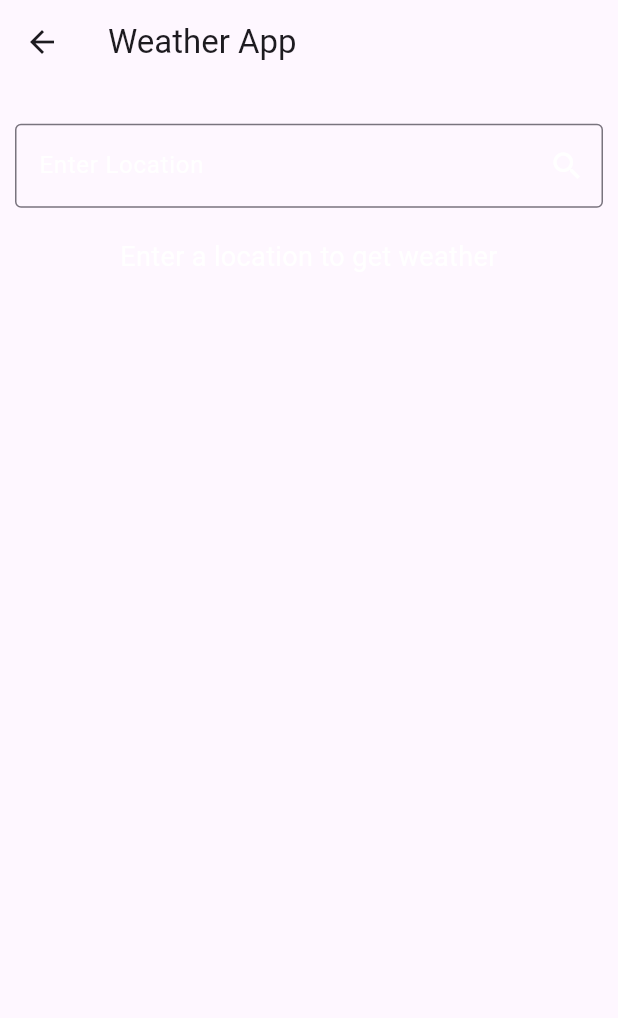
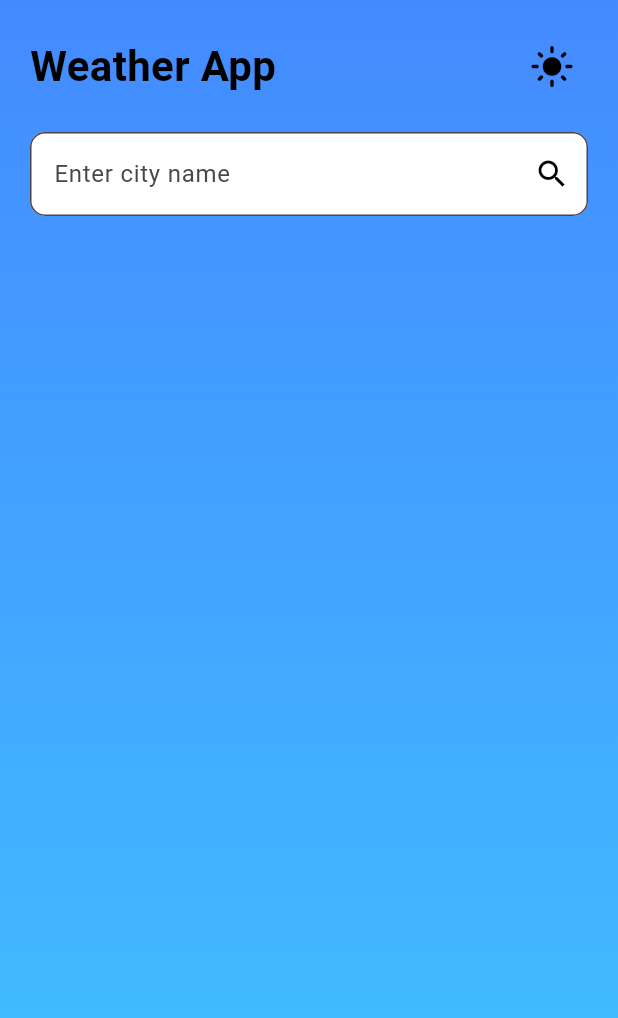
Before and after one commit to Sparsh2509/Weather_App, a Flutter app: the HomeScreen screen opened by its route, on a phone screen of 412 x 824 dp. Shown: the top 1018 px of the screen. Run offline on Flutter 3.47's test engine with Material 3 defaults, Android fonts, the phone set to English and light mode, and no system bars; our stand-ins replace animated_text_kit.

Commit message:
Weather card created

```diff
--- a/lib/Pages/Homepage.dart
+++ b/lib/Pages/Homepage.dart
@@ -1,90 +1,104 @@
+import 'package:flutter/material.dart';
+import 'package:weather_app/Constants/weather_card.dart';
+import 'package:weather_app/Models/Weather_model.dart';
+import 'package:weather_app/Services/get_services.dart';
 
 
-import 'package:flutter/material.dart';
-import 'package:http/http.dart';
-import 'package:weather_app/Constants/colors.dart';
-import 'dart:convert';
-
-import 'package:weather_app/Constants/size.dart';
 
 class HomeScreen extends StatefulWidget {
-  const HomeScreen({super.key});
-
   @override
-  State<HomeScreen> createState() => _HomeScreenState();
+  _HomeScreenState createState() => _HomeScreenState();
 }
 
 class _HomeScreenState extends State<HomeScreen> {
-    final SearchController _searchController = SearchController();
-    String _weatherInfo = "Enter a location to get weather";
+  final TextEditingController _cityController = TextEditingController();
+  final WeatherService _weatherService = WeatherService();
+  WeatherModel? _weather;
+  bool _isLoading = false;
+  bool _isDarkMode = false; // Track dark mode state
 
-    Future<void> fetchWeather(String location) async {
-     try{
-      Response response = await get(Uri.parse("http://api.openweathermap.org/data/2.5/weather?q=$location&appid=5d70bc60229315ee65eff569b57f6d8b&units=metric"));
-       var data = jsonDecode(response.body.toString());
-       print(data);
+  void _fetchWeather() async {
+    FocusScope.of(context).unfocus();
+    setState(() {
+      _isLoading = true;
+    });
 
-      if (data["cod"] == 200){
+    final weather = await _weatherService.fetchWeather(_cityController.text);
+
     setState(() {
-          _weatherInfo = data["main"]["temp"].toString();
-          print(_weatherInfo);
+      _weather = weather;
+      _isLoading = false;
     });
-      }
-
-      else {
-        setState(() {
-          _weatherInfo = "Location not found!";
-        });
-      }
-
-
-     }
-     catch(e){
-      setState(() {
-        _weatherInfo = "Error fetching weather";
-      });
-     }
-
   }
 
   @override
   Widget build(BuildContext context) {
-    return SafeArea(
-      child: Scaffold(
-         appBar: AppBar(title: Text("Weather App")),
-      body: Padding(
-        padding: const EdgeInsets.all(10.0),
+    return Scaffold(
+      body: Container(
+        decoration: BoxDecoration(
+          gradient: LinearGradient(
+            begin: Alignment.topCenter,
+            end: Alignment.bottomCenter,
+            colors: _isDarkMode
+                ? [Colors.black87, Colors.black54]
+                : [Colors.blueAccent, Colors.lightBlueAccent],
+          ),
+        ),
+        child: Padding(
+          padding: const EdgeInsets.all(20.0),
           child: Column(
-
+            crossAxisAlignment: CrossAxisAlignment.start,
             children: [
-            SizedBox(
-              height: screenHeight*0.02
+              Row(
+                mainAxisAlignment: MainAxisAlignment.spaceBetween,
+                children: [
+                  Text(
+                    "Weather App",
+                    style: TextStyle(
+                      fontSize: 28,
+                      fontWeight: FontWeight.bold,
+                      color: _isDarkMode ? Colors.white : Colors.black,
                     ),
-            TextFormField(
-              style: TextStyle(color: whiteColor),
-              controller: _searchController,
+                  ),
+                  IconButton(
+                    icon: Icon(
+                      _isDarkMode ? Icons.dark_mode : Icons.light_mode,
+                      color: _isDarkMode ? Colors.white : Colors.black,
+                      size: 30,
+                    ),
+                    onPressed: () {
+                      setState(() {
+                        _isDarkMode = !_isDarkMode; // Toggle dark mode
+                      });
+                    },
+                  ),
+                ],
+              ),
+              SizedBox(height: 20),
+              TextField(
+                controller: _cityController,
                 decoration: InputDecoration(
-                hintText: "Enter Location",
-                hintStyle: TextStyle(color: whiteColor),
-                border: OutlineInputBorder(),
+                  hintText: "Enter city name",
+                  filled: true,
+                  fillColor: _isDarkMode ? Colors.grey[800] : Colors.white,
+                  border: OutlineInputBorder(borderRadius: BorderRadius.circular(10)),
                   suffixIcon: IconButton(
-                  icon: Icon(Icons.search, color: whiteColor,),
-                  onPressed: () {
-                    fetchWeather(_searchController.text);
-                  },
+                    icon: Icon(Icons.search, color: _isDarkMode ? Colors.white : Colors.black),
+                    onPressed: _fetchWeather,
+                  ),
+                ),
+                style: TextStyle(color: _isDarkMode ? Colors.white : Colors.black),
+              ),
+              SizedBox(height: 20),
+              _isLoading
+                  ? Center(child: CircularProgressIndicator(valueColor: AlwaysStoppedAnimation<Color>(_isDarkMode ? Colors.white : Colors.blue)))
+                  : _weather != null
+                      ? Expanded(child: SingleChildScrollView(child: WeatherCard(weather: _weather!, isDarkMode: _isDarkMode)))
+                      : Container(),
+            ],
           ),
         ),
       ),
-            SizedBox(height: 20),
-               Text(
-                  _weatherInfo,
-                  style: TextStyle(fontSize: 18,color: whiteColor),
-                  textAlign: TextAlign.center,
-                ),
-          ],
-        ),
-      ),
-    )
     );
   }
 }
--- a/lib/Pages/Splash.dart
+++ b/lib/Pages/Splash.dart
@@ -14,9 +14,9 @@ class SplashScreen extends StatefulWidget {
 class _SplashScreenState extends State<SplashScreen> {
    void initState() {
     super.initState();
-    // Future.delayed(Duration(seconds: 3), () {
-    //   Navigator.pushReplacementNamed(context, '/weather');
-    // });
+    Future.delayed(Duration(seconds: 3), () {
+      Navigator.pushReplacementNamed(context, '/home');
+    });
   }
 
 
--- a/lib/main.dart
+++ b/lib/main.dart
@@ -27,7 +27,7 @@ class MyApp extends StatelessWidget {
       ),
       routes: {
          "/" :(context) => SplashScreen(),
-        "/weather" : (context) => HomeScreen(),
+        "/home" : (context) => HomeScreen(),
 
 
       },
```
Also changed, not shown: lib/Constants/weather_card.dart (added, +72 -0 lines), lib/Services/get_services.dart (+27 -10 lines), assets/Moon.png (added), assets/moon.jpg (added), 4 other files. Lines whose indentation alone changed are shown as unchanged.
